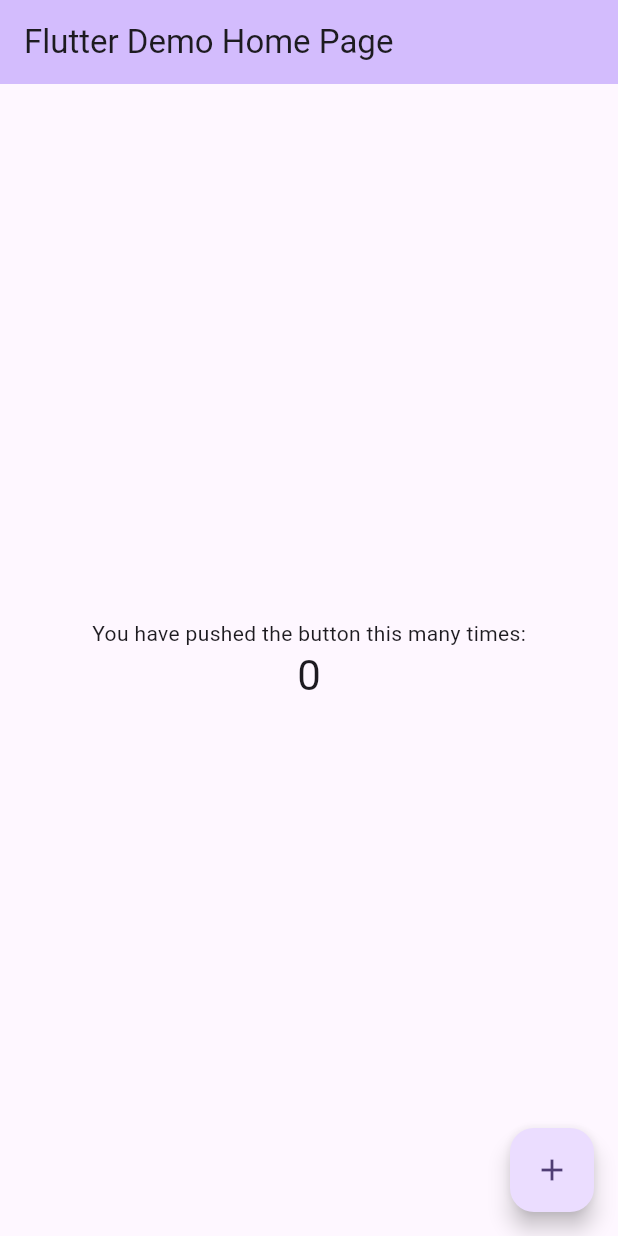
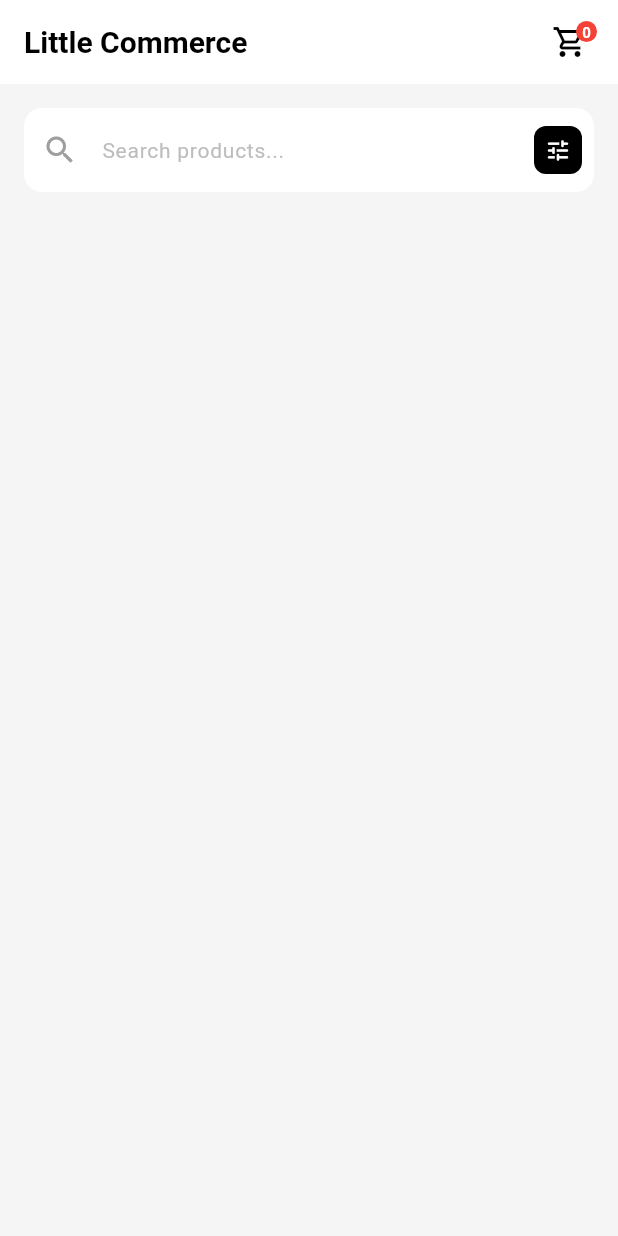
Before and after one commit to isalim079/little_commerce, a Flutter app: the screen it shows after launch, on a phone screen of 412 x 824 dp. Run offline on Flutter 3.47's test engine with Material 3 defaults, Android fonts, the phone set to English and light mode, and no system bars; our stand-ins replace flutter_riverpod.

Commit message:
Update dependencies and refactor main application structure to use Riverpod for state management. Bump versions for several packages in pubspec.yaml and adjust pubspec.lock accordingly. Remove unused code and simplify the main app widget.

```diff
--- /dev/null
+++ b/lib/core/constants/api_constants.dart
@@ -0,0 +1,14 @@
+class ApiConstants {
+  // Private constructor so no one can do ApiConstants()
+  ApiConstants._();
+
+  // Base URL of FakeStoreAPI
+  static const String baseUrl = 'https://fakestoreapi.com';
+
+  // Endpoints
+  static const String products = '/products';
+  static const String singleProduct = '/products/'; // usage: /products/1
+  static const String categories = '/products/categories';
+  static const String login = '/auth/login';
+  static const String carts = '/carts';
+}
--- /dev/null
+++ b/lib/core/constants/app_colors.dart
@@ -0,0 +1,15 @@
+import 'package:flutter/material.dart';
+
+class AppColors {
+  AppColors._();
+
+  static const Color primary = Colors.black;
+  static const Color secondary = Colors.white;
+  static const Color background = Color(0xFFF5F5F5);
+  static const Color cardBackground = Colors.white;
+  static const Color hintText = Color(0xFFBDBDBD);
+  static const Color error = Colors.red;
+  static const Color grey = Colors.grey;
+  static const Color textPrimary = Colors.black;
+  static const Color textSecondary = Color(0xFF757575);
+}
--- /dev/null
+++ b/lib/core/constants/app_constants.dart
@@ -0,0 +1,21 @@
+class AppConstants {
+  AppConstants._();
+
+  // Border Radius
+  static const double borderRadiusSmall = 8.0;
+  static const double borderRadiusMedium = 12.0;
+  static const double borderRadiusLarge = 16.0;
+  static const double borderRadiusXL = 24.0;
+
+  // Spacing / Padding
+  static const double paddingSmall = 8.0;
+  static const double paddingMedium = 16.0;
+  static const double paddingLarge = 24.0;
+
+  // Font Sizes
+  static const double fontSizeSmall = 12.0;
+  static const double fontSizeMedium = 14.0;
+  static const double fontSizeNormal = 16.0;
+  static const double fontSizeLarge = 20.0;
+  static const double fontSizeXL = 24.0;
+}
--- /dev/null
+++ b/lib/features/products/presentation/pages/home_page.dart
@@ -0,0 +1,123 @@
+import 'package:flutter/material.dart';
+import 'package:little_commerce/core/constants/app_colors.dart';
+import 'package:little_commerce/core/constants/app_constants.dart';
+
+const _searchInputBorder = OutlineInputBorder(
+  borderRadius: BorderRadius.all(
+    Radius.circular(AppConstants.borderRadiusMedium),
+  ),
+  borderSide: BorderSide.none,
+);
+
+class HomePage extends StatelessWidget {
+  const HomePage({super.key});
+
+  @override
+  Widget build(BuildContext context) {
+    return Scaffold(
+      backgroundColor: AppColors.background,
+      appBar: _buildAppBar(),
+      body: SingleChildScrollView(
+        child: Column(
+          crossAxisAlignment: CrossAxisAlignment.start,
+          children: [
+            const SizedBox(height: AppConstants.paddingMedium),
+            _buildSearchBar(),
+          ],
+        ),
+      ),
+    );
+  }
+
+  AppBar _buildAppBar() {
+    return AppBar(
+      backgroundColor: AppColors.cardBackground,
+      elevation: 0,
+      title: const Text(
+        'Little Commerce',
+        style: TextStyle(
+          color: AppColors.textPrimary,
+          fontWeight: FontWeight.bold,
+          fontSize: AppConstants.fontSizeLarge,
+        ),
+      ),
+      actions: [
+        Stack(
+          children: [
+            IconButton(
+              icon: const Icon(Icons.shopping_cart_outlined,
+                  color: AppColors.textPrimary),
+              onPressed: () {},
+            ),
+            Positioned(
+              right: 6,
+              top: 6,
+              child: Container(
+                padding: const EdgeInsets.all(4),
+                decoration: const BoxDecoration(
+                  color: AppColors.error,
+                  shape: BoxShape.circle,
+                ),
+                child: const Text(
+                  '0',
+                  style: TextStyle(
+                    color: AppColors.secondary,
+                    fontSize: 10,
+                    fontWeight: FontWeight.bold,
+                  ),
+                ),
+              ),
+            ),
+          ],
+        ),
+        const SizedBox(width: AppConstants.paddingSmall),
+      ],
+    );
+  }
+
+  Widget _buildSearchBar() {
+    return Padding(
+      padding: const EdgeInsets.symmetric(horizontal: AppConstants.paddingMedium),
+      child: TextField(
+        decoration: InputDecoration(
+          hintText: 'Search products...',
+          hintStyle: const TextStyle(
+            color: AppColors.hintText,
+            fontSize: AppConstants.fontSizeMedium,
+          ),
+          prefixIcon: const Icon(
+            Icons.search,
+            color: AppColors.grey,
+          ),
+          suffixIcon: Container(
+            margin: const EdgeInsets.all(AppConstants.paddingSmall),
+            decoration: BoxDecoration(
+              color: AppColors.primary,
+              borderRadius: BorderRadius.circular(AppConstants.borderRadiusSmall),
+            ),
+            child: const Icon(
+              Icons.tune_rounded,
+              color: AppColors.secondary,
+              size: 18,
+            ),
+          ),
+          filled: true,
+          fillColor: AppColors.cardBackground,
+          contentPadding: const EdgeInsets.symmetric(
+            horizontal: AppConstants.paddingMedium,
+            vertical: AppConstants.paddingMedium,
+          ),
+          border: _searchInputBorder,
+          enabledBorder: _searchInputBorder,
+          focusedBorder: OutlineInputBorder(
+            borderRadius: BorderRadius.circular(AppConstants.borderRadiusMedium),
+            borderSide: const BorderSide(
+              color: AppColors.primary,
+              width: 1.5,
+            ),
+          ),
+        ),
+      ),
+    );
+  }
+}
--- a/lib/main.dart
+++ b/lib/main.dart
@@ -1,122 +1,24 @@
 import 'package:flutter/material.dart';
+import 'package:flutter_riverpod/flutter_riverpod.dart';
+import 'package:little_commerce/features/products/presentation/pages/home_page.dart';
 
 void main() {
-  runApp(const MyApp());
+  runApp(
+    const ProviderScope(
+      child: MyApp()
+    )
+  );
 }
 
 class MyApp extends StatelessWidget {
   const MyApp({super.key});
 
-  // This widget is the root of your application.
   @override
   Widget build(BuildContext context) {
     return MaterialApp(
-      title: 'Flutter Demo',
-      theme: ThemeData(
-        // This is the theme of your application.
-        //
-        // TRY THIS: Try running your application with "flutter run". You'll see
-        // the application has a purple toolbar. Then, without quitting the app,
-        // try changing the seedColor in the colorScheme below to Colors.green
-        // and then invoke "hot reload" (save your changes or press the "hot
-        // reload" button in a Flutter-supported IDE, or press "r" if you used
-        // the command line to start the app).
-        //
-        // Notice that the counter didn't reset back to zero; the application
-        // state is not lost during the reload. To reset the state, use hot
-        // restart instead.
-        //
-        // This works for code too, not just values: Most code changes can be
-        // tested with just a hot reload.
-        colorScheme: .fromSeed(seedColor: Colors.deepPurple),
-      ),
-      home: const MyHomePage(title: 'Flutter Demo Home Page'),
+      title: 'Little Commerce',
+      debugShowCheckedModeBanner: false,
+      home: const HomePage()
     );
   }
 }
-
-class MyHomePage extends StatefulWidget {
-  const MyHomePage({super.key, required this.title});
-
-  // This widget is the home page of your application. It is stateful, meaning
-  // that it has a State object (defined below) that contains fields that affect
-  // how it looks.
-
-  // This class is the configuration for the state. It holds the values (in this
-  // case the title) provided by the parent (in this case the App widget) and
-  // used by the build method of the State. Fields in a Widget subclass are
-  // always marked "final".
-
-  final String title;
-
-  @override
-  State<MyHomePage> createState() => _MyHomePageState();
-}
-
-class _MyHomePageState extends State<MyHomePage> {
-  int _counter = 0;
-
-  void _incrementCounter() {
-    setState(() {
-      // This call to setState tells the Flutter framework that something has
-      // changed in this State, which causes it to rerun the build method below
-      // so that the display can reflect the updated values. If we changed
-      // _counter without calling setState(), then the build method would not be
-      // called again, and so nothing would appear to happen.
-      _counter++;
-    });
-  }
-
-  @override
-  Widget build(BuildContext context) {
-    // This method is rerun every time setState is called, for instance as done
-    // by the _incrementCounter method above.
-    //
-    // The Flutter framework has been optimized to make rerunning build methods
-    // fast, so that you can just rebuild anything that needs updating rather
-    // than having to individually change instances of widgets.
-    return Scaffold(
-      appBar: AppBar(
-        // TRY THIS: Try changing the color here to a specific color (to
-        // Colors.amber, perhaps?) and trigger a hot reload to see the AppBar
-        // change color while the other colors stay the same.
-        backgroundColor: Theme.of(context).colorScheme.inversePrimary,
-        // Here we take the value from the MyHomePage object that was created by
-        // the App.build method, and use it to set our appbar title.
-        title: Text(widget.title),
-      ),
-      body: Center(
-        // Center is a layout widget. It takes a single child and positions it
-        // in the middle of the parent.
-        child: Column(
-          // Column is also a layout widget. It takes a list of children and
-          // arranges them vertically. By default, it sizes itself to fit its
-          // children horizontally, and tries to be as tall as its parent.
-          //
-          // Column has various properties to control how it sizes itself and
-          // how it positions its children. Here we use mainAxisAlignment to
-          // center the children vertically; the main axis here is the vertical
-          // axis because Columns are vertical (the cross axis would be
-          // horizontal).
-          //
-          // TRY THIS: Invoke "debug painting" (choose the "Toggle Debug Paint"
-          // action in the IDE, or press "p" in the console), to see the
-          // wireframe for each widget.
-          mainAxisAlignment: .center,
-          children: [
-            const Text('You have pushed the button this many times:'),
-            Text(
-              '$_counter',
-              style: Theme.of(context).textTheme.headlineMedium,
-            ),
-          ],
-        ),
-      ),
-      floatingActionButton: FloatingActionButton(
-        onPressed: _incrementCounter,
-        tooltip: 'Increment',
-        child: const Icon(Icons.add),
-      ),
-    );
-  }
-}
```
Also changed, not shown: pubspec.yaml (+19 -12 lines), pubspec.lock.
